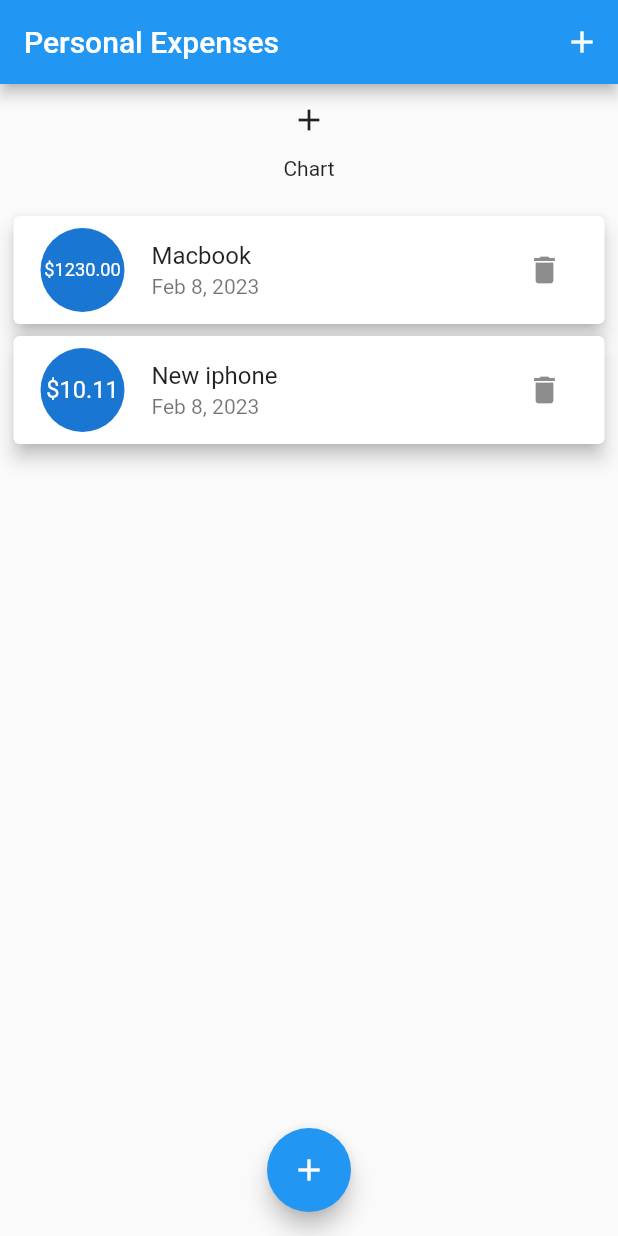
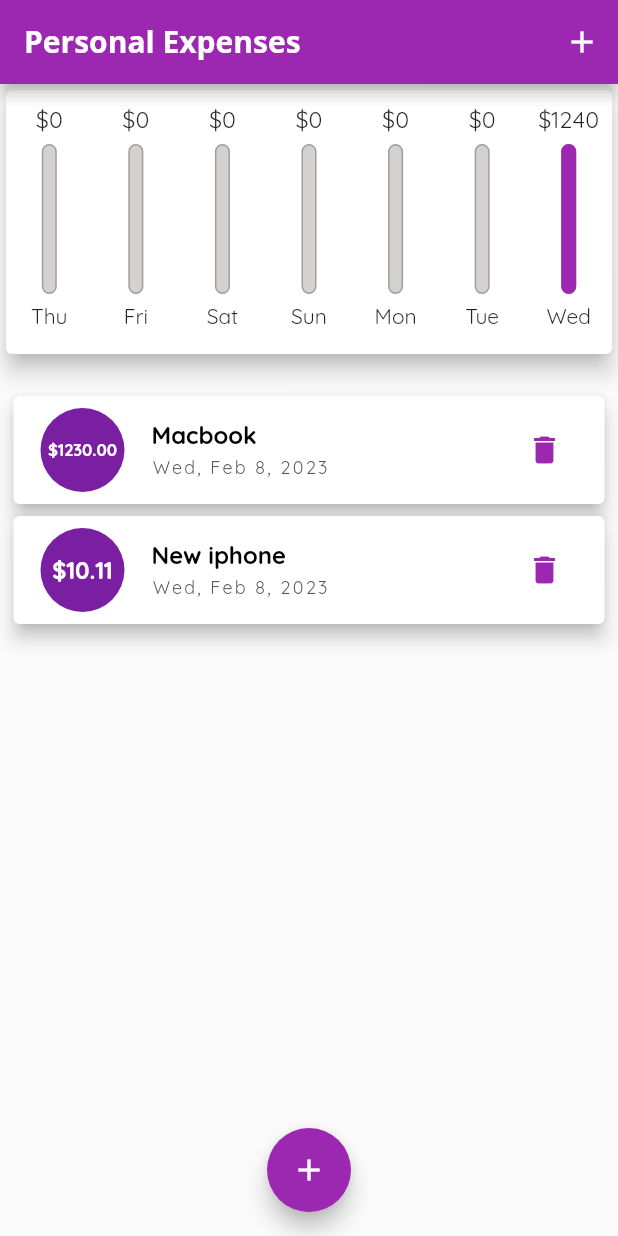
Before and after one commit to Sondev1102/personnal_expenses_app, a Flutter app: the screen it shows after launch, on a phone screen of 412 x 824 dp. Run offline on Flutter 3.47's test engine with Material 2 defaults, Android fonts, the phone set to English and light mode, and no system bars.

Commit message:
Finish the app

```diff
--- a/lib/main.dart
+++ b/lib/main.dart
@@ -1,5 +1,6 @@
 import 'package:flutter/material.dart';
 import 'package:personal_expenses_app/widgets/Chart/chart.dart';
+import 'package:personal_expenses_app/widgets/transaction/new_transaction.dart';
 import 'package:personal_expenses_app/widgets/transaction/transaction_list.dart';
 
 import './modals/transaction.dart';
@@ -8,14 +9,52 @@ void main() {
   runApp(const MyApp());
 }
 
-class MyApp extends StatefulWidget {
+class MyApp extends StatelessWidget {
   const MyApp({super.key});
 
   @override
-  State<MyApp> createState() => _MyAppState();
+  Widget build(BuildContext context) {
+    return MaterialApp(
+      debugShowCheckedModeBanner: false,
+      title: 'Personal Expenses',
+      home: const Home(),
+      theme: ThemeData(
+        // brightness: Brightness.dark,
+        primarySwatch: Colors.purple,
+        fontFamily: 'Quicksand',
+        textTheme: const TextTheme(
+          labelLarge: TextStyle(
+              fontSize: 18, fontWeight: FontWeight.bold, color: Colors.white),
+          displayMedium: TextStyle(
+              fontSize: 16, fontWeight: FontWeight.bold, color: Colors.white),
+          displaySmall: TextStyle(
+              fontSize: 14, fontWeight: FontWeight.bold, color: Colors.white),
+          labelMedium: TextStyle(
+              fontSize: 16, fontWeight: FontWeight.bold, color: Colors.black),
+          labelSmall: TextStyle(
+              fontSize: 12,
+              fontWeight: FontWeight.normal,
+              color: Color.fromARGB(255, 90, 88, 88)),
+        ),
+        appBarTheme: const AppBarTheme(
+          titleTextStyle: TextStyle(
+              fontFamily: 'OpenSans',
+              fontSize: 20,
+              fontWeight: FontWeight.bold),
+        ),
+      ),
+    );
+  }
 }
 
-class _MyAppState extends State<MyApp> {
+class Home extends StatefulWidget {
+  const Home({super.key});
+
+  @override
+  State<Home> createState() => _HomeState();
+}
+
+class _HomeState extends State<Home> {
   final List<Transaction> _userTransactions = [
     Transaction(
         id: '1', title: 'Macbook', amount: 1229.9999, date: DateTime.now()),
@@ -23,53 +62,52 @@ class _MyAppState extends State<MyApp> {
         id: '2', title: 'New iphone', amount: 10.11, date: DateTime.now())
   ];
 
+  List<Transaction> get _recentTransactions {
+    return _userTransactions
+        .where(
+          (tx) => tx.date.isAfter(
+            DateTime.now().subtract(
+              const Duration(days: 7),
+            ),
+          ),
+        )
+        .toList();
+  }
+
+  void _addTransaction(String title, double amount, DateTime date) {
+    setState(() {
+      _userTransactions.add(
+        Transaction(
+            id: DateTime.now().toString(),
+            title: title,
+            amount: amount,
+            date: date),
+      );
+    });
+  }
+
   void _showBottomModal(BuildContext ctx) {
     showModalBottomSheet(
         context: ctx,
         builder: (_) {
-          return Container(
-            height: 200,
-            color: Colors.black,
-            child: const Card(
-              elevation: 5,
-              child: Text("data"),
-            ),
-          );
+          return NewTransaction(_addTransaction);
+        });
+  }
+
+  void _handleRemoveTransaction(String id) {
+    setState(() {
+      _userTransactions.removeWhere((tx) => tx.id == id);
     });
   }
 
   @override
   Widget build(BuildContext context) {
-    return MaterialApp(
-      debugShowCheckedModeBanner: false,
-      home: Scaffold(
+    return Scaffold(
       appBar: AppBar(
         title: const Text("Personal Expenses"),
         actions: [
           IconButton(
-              onPressed: () {
-                showModalBottomSheet<void>(
-                    context: context,
-                    builder: (BuildContext context) {
-                      return Container(
-                        height: 200,
-                        color: Colors.amber,
-                        child: Center(
-                          child: Column(
-                            mainAxisAlignment: MainAxisAlignment.center,
-                            mainAxisSize: MainAxisSize.min,
-                            children: <Widget>[
-                              const Text('Modal BottomSheet'),
-                              ElevatedButton(
-                                child: const Text('Close BottomSheet'),
-                                onPressed: () => Navigator.pop(context),
-                              ),
-                            ],
-                          ),
-                        ),
-                      );
-                    });
-              },
+            onPressed: () => _showBottomModal(context),
             icon: Icon(Icons.add),
           )
         ],
@@ -78,34 +116,10 @@ class _MyAppState extends State<MyApp> {
         width: double.infinity,
         child: Column(
           children: [
-              IconButton(
-                  onPressed: () {
-                    showModalBottomSheet<void>(
-                        context: context,
-                        builder: (BuildContext context) {
-                          return Container(
-                            height: 200,
-                            color: Colors.amber,
-                            child: Center(
-                              child: Column(
-                                mainAxisAlignment: MainAxisAlignment.center,
-                                mainAxisSize: MainAxisSize.min,
-                                children: <Widget>[
-                                  const Text('Modal BottomSheet'),
-                                  ElevatedButton(
-                                    child: const Text('Close BottomSheet'),
-                                    onPressed: () => Navigator.pop(context),
-                                  ),
-                                ],
-                              ),
-                            ),
-                          );
-                        });
-                  },
-                  icon: Icon(Icons.add)),
-              Chart(),
+            Chart(_recentTransactions),
             TransactionList(
               transactionList: _userTransactions,
+              removeTransaction: _handleRemoveTransaction,
             )
           ],
         ),
@@ -115,7 +129,6 @@ class _MyAppState extends State<MyApp> {
         child: Icon(Icons.add),
       ),
       floatingActionButtonLocation: FloatingActionButtonLocation.centerFloat,
-      ),
     );
   }
 }
--- a/lib/widgets/Chart/chart.dart
+++ b/lib/widgets/Chart/chart.dart
@@ -1,10 +1,96 @@
 import 'package:flutter/material.dart';
+import 'package:intl/intl.dart';
+
+import 'package:personal_expenses_app/modals/transaction.dart';
 
 class Chart extends StatelessWidget {
-  const Chart({super.key});
+  final List<Transaction> recentTransactions;
+
+  Chart(this.recentTransactions);
+
+  List<Map<String, Object>> get recentTransactionsGroupByDate {
+    return List.generate(7, (index) {
+      final weekDay = DateTime.now().subtract(Duration(days: index));
+      var totalOfDay = recentTransactions.fold(0.0,
+          (prev, rtx) => prev += rtx.date.day == weekDay.day ? rtx.amount : 0);
+
+      return {
+        'title': DateFormat.E().format(weekDay),
+        'totalOfDay': totalOfDay
+      };
+    }).reversed.toList();
+  }
+
+  double get totalOfWeek {
+    return recentTransactions.fold(0.0, (prev, rtx) => prev += rtx.amount);
+  }
 
   @override
   Widget build(BuildContext context) {
-    return Text('Chart');
+    return Card(
+      elevation: 6,
+      child: Container(
+        padding: const EdgeInsets.symmetric(vertical: 10),
+        child: Row(
+          mainAxisAlignment: MainAxisAlignment.spaceAround,
+          children: recentTransactionsGroupByDate
+              .map(
+                (day) => Flexible(
+                  fit: FlexFit.tight,
+                  child: Column(
+                    children: [
+                      Container(
+                        height: 20,
+                        child: FittedBox(
+                          child: Text('\$' +
+                              (day['totalOfDay'] as double).toStringAsFixed(0)),
+                        ),
+                      ),
+                      const SizedBox(
+                        height: 6,
+                      ),
+                      Container(
+                        height: 100,
+                        width: 10,
+                        child: Stack(
+                          children: [
+                            Container(
+                              decoration: BoxDecoration(
+                                border:
+                                    Border.all(color: Colors.grey, width: 1),
+                                color: const Color.fromARGB(255, 212, 209, 209),
+                                borderRadius: const BorderRadius.all(
+                                  Radius.circular(10),
+                                ),
+                              ),
+                            ),
+                            FractionallySizedBox(
+                              heightFactor: totalOfWeek == 0
+                                  ? 0
+                                  : (day['totalOfDay'] as double) / totalOfWeek,
+                              child: Container(
+                                decoration: BoxDecoration(
+                                  color: Theme.of(context).primaryColor,
+                                  borderRadius: const BorderRadius.all(
+                                    Radius.circular(10),
+                                  ),
+                                ),
+                              ),
+                            )
+                          ],
+                        ),
+                      ),
+                      Padding(
+                        padding: const EdgeInsets.symmetric(vertical: 6),
+                        child: Text(day['title'] as String),
+                      ),
+                    ],
+                  ),
+                ),
+              )
+              .toList(),
+        ),
+      ),
+    );
   }
 }
--- a/lib/widgets/transaction/transaction_list.dart
+++ b/lib/widgets/transaction/transaction_list.dart
@@ -1,16 +1,19 @@
 import 'package:flutter/material.dart';
 import 'package:intl/intl.dart';
+
 import 'package:personal_expenses_app/modals/transaction.dart';
 
 class TransactionList extends StatelessWidget {
   List<Transaction> transactionList;
+  Function removeTransaction;
 
-  TransactionList({required this.transactionList});
+  TransactionList(
+      {required this.transactionList, required this.removeTransaction});
 
   @override
   Widget build(BuildContext context) {
     return Container(
-      height: 300,
+      height: 500,
       child: ListView.builder(
         padding: const EdgeInsets.symmetric(vertical: 20, horizontal: 5),
         itemBuilder: ((context, index) {
@@ -22,14 +25,29 @@ class TransactionList extends StatelessWidget {
                 radius: 30,
                 child: FittedBox(
                   child: Padding(
-                    padding: const EdgeInsets.symmetric(horizontal: 6),
-                    child: Text('\$${tx.amount.toStringAsFixed(2)}'),
+                    padding: const EdgeInsets.symmetric(horizontal: 10),
+                    child: Text(
+                      '\$${tx.amount.toStringAsFixed(2)}',
+                      style: Theme.of(context).textTheme.displayMedium,
+                    ),
                   ),
                 ),
               ),
-              title: Text(tx.title),
-              subtitle: Text(DateFormat.yMMMd().format(tx.date)),
-              trailing: IconButton(onPressed: () {}, icon: Icon(Icons.delete)),
+              title: Text(
+                tx.title,
+                style: Theme.of(context).textTheme.labelMedium,
+              ),
+              subtitle: Text(
+                DateFormat.yMMMEd().format(tx.date),
+                style: Theme.of(context).textTheme.labelSmall,
+              ),
+              trailing: IconButton(
+                onPressed: () => removeTransaction(tx.id),
+                icon: Icon(
+                  Icons.delete,
+                  color: Theme.of(context).primaryColor,
+                ),
+              ),
             ),
           );
         }),
```
Also changed, not shown: lib/widgets/transaction/new_transaction.dart (added, +131 -0 lines), pubspec.yaml (+11 -11 lines), assets/fonts/OpenSans-Bold.ttf (added), assets/fonts/OpenSans-Regular.ttf (added), assets/fonts/Quicksand-Bold.ttf (added), assets/fonts/Quicksand-Light.ttf (added), assets/fonts/Quicksand-Medium.ttf (added), assets/fonts/Quicksand-Regular.ttf (added). Lines whose indentation alone changed are shown as unchanged.
